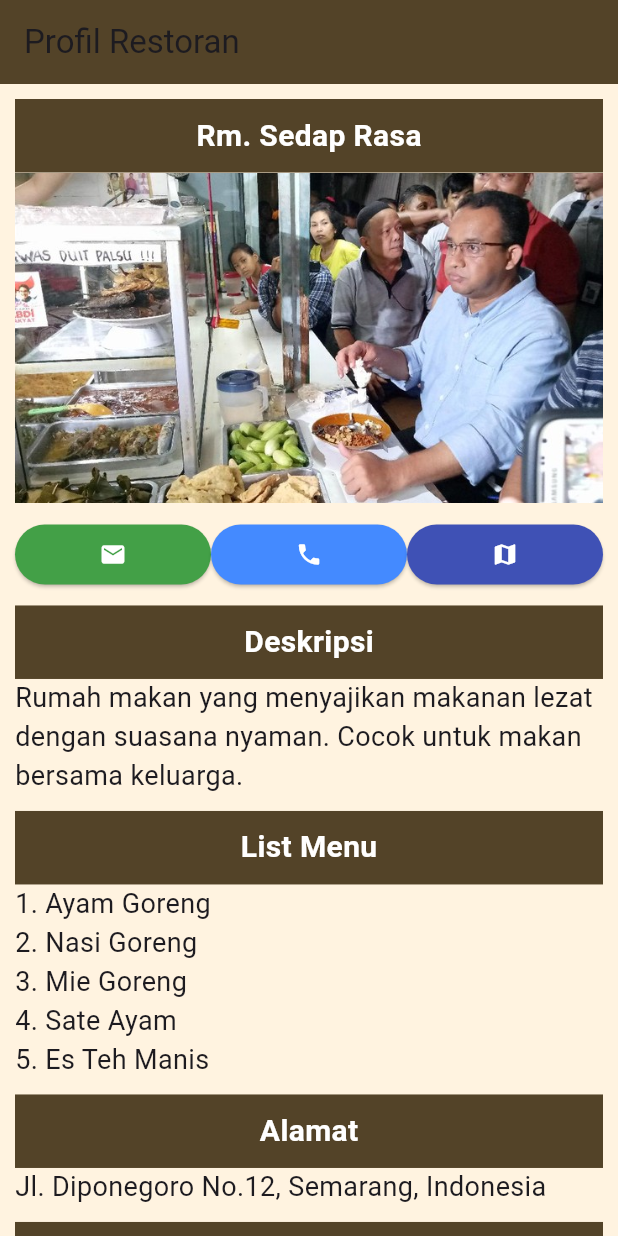
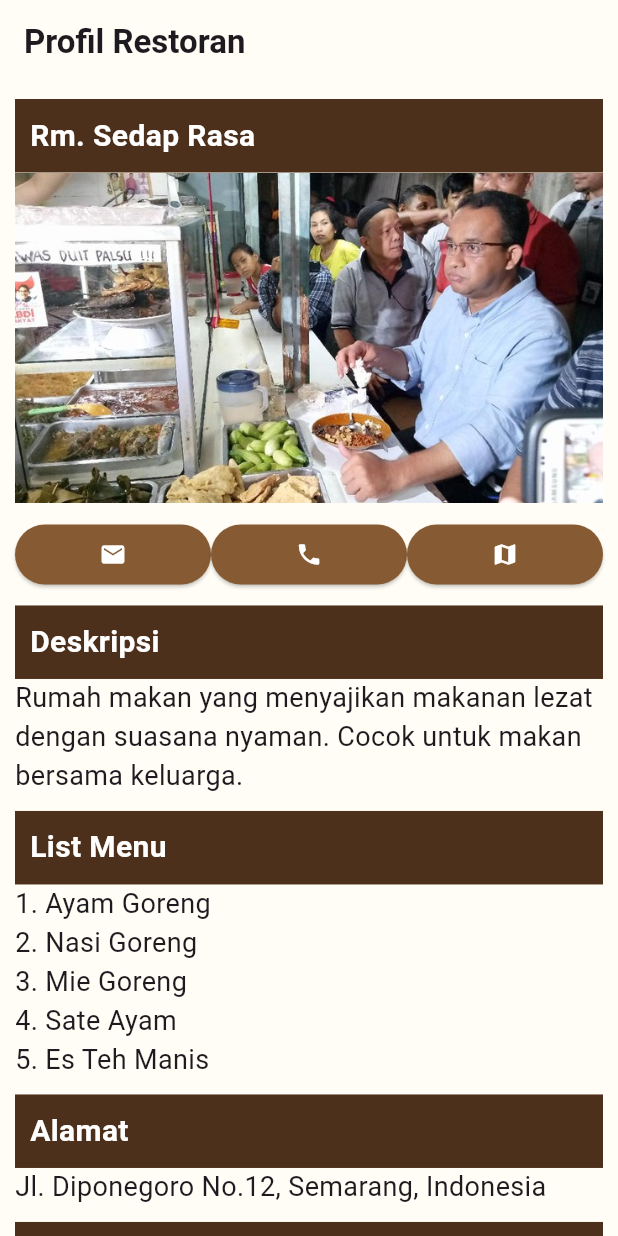
Before and after one commit to jonyxz/profilresto, a Flutter app: the screen it shows after launch, on a phone screen of 412 x 824 dp. Run offline on Flutter 3.47's test engine with Material 3 defaults, Android fonts, the phone set to English and light mode, and no system bars.

Commit message:
change color scheme and style

```diff
--- a/lib/main.dart
+++ b/lib/main.dart
@@ -27,32 +27,41 @@ class RestoApp extends StatelessWidget {
     return MaterialApp(
       title: "Profil Restoran",
       home: Scaffold(
-        backgroundColor: Color(0xFFFFF3E0),
+        backgroundColor: Color(0xFFfffdf5), // #fffdf5
         appBar: AppBar(
-            backgroundColor: Color.fromARGB(255, 83, 67, 40),
-            title: const Text("Profil Restoran")),
+          backgroundColor: Color(0xFFfffdf5), // #4d301b
+          title: const Text(
+            "Profil Restoran",
+            style: TextStyle(fontWeight: FontWeight.bold),
+          ),
+        ),
         body: SingleChildScrollView(
           padding: const EdgeInsets.all(10),
           child: Column(
             crossAxisAlignment: CrossAxisAlignment.start,
             children: [
-              teksKotak(
-                  Color.fromARGB(255, 83, 67, 40), restoData['name'] ?? ''),
+              teksKotak(Color(0xFF4d301b), restoData['name'] ?? ''), // #4d301b
               Image(image: AssetImage('assets/${restoData["image"] ?? ''}')),
               const SizedBox(height: 10),
               Row(
                 mainAxisAlignment: MainAxisAlignment.spaceEvenly,
                 children: [
-                  btnContact(Icons.email, Colors.green[600],
+                  btnContact(
+                      Icons.email,
+                      Color(0xFF865b33), // #865b33
                       "mailto:${restoData['email'] ?? ''}?subject=Tanya%20Seputar%20Resto"),
-                  btnContact(Icons.phone, Colors.blueAccent,
+                  btnContact(
+                      Icons.phone,
+                      Color(0xFF865b33), // #865b33
                       "tel:${restoData['phone']}"),
-                  btnContact(Icons.map, Colors.indigo,
+                  btnContact(
+                      Icons.map,
+                      Color(0xFF865b33), // #865b33
                       "https://www.google.com/maps/search/?api=1&query=-6.982928,110.409208"), // Coordinates for UDINUS
                 ],
               ),
               const SizedBox(height: 10),
-              teksKotak(Color.fromARGB(255, 83, 67, 40), 'Deskripsi'),
+              teksKotak(Color(0xFF4d301b), 'Deskripsi'), // #4d301b
               Text(
                 restoData['desc'] ?? '',
                 style: const TextStyle(
@@ -60,7 +69,7 @@ class RestoApp extends StatelessWidget {
                 ),
               ),
               const SizedBox(height: 10),
-              teksKotak(Color.fromARGB(255, 83, 67, 40), 'List Menu'),
+              teksKotak(Color(0xFF4d301b), 'List Menu'), // #4d301b
               Text(
                 restoData['menu'] ?? '',
                 style: const TextStyle(
@@ -68,7 +77,7 @@ class RestoApp extends StatelessWidget {
                 ),
               ),
               const SizedBox(height: 10),
-              teksKotak(Color.fromARGB(255, 83, 67, 40), 'Alamat'),
+              teksKotak(Color(0xFF4d301b), 'Alamat'), // #4d301b
               Text(
                 restoData['address'] ?? '',
                 style: const TextStyle(
@@ -76,7 +85,7 @@ class RestoApp extends StatelessWidget {
                 ),
               ),
               const SizedBox(height: 10),
-              teksKotak(Color.fromARGB(255, 83, 67, 40), 'Jam Buka'),
+              teksKotak(Color(0xFF4d301b), 'Jam Buka'), // #4d301b
               Text(
                 restoData['openHours'] ?? '',
                 style: const TextStyle(
@@ -130,7 +139,7 @@ Row textAttribute(String judul, String teks) {
 Container teksKotak(Color bgColor, String teks) {
   return Container(
     padding: const EdgeInsets.all(10),
-    alignment: Alignment.center,
+    alignment: Alignment.centerLeft,
     width: double.infinity,
     decoration: BoxDecoration(color: bgColor),
     child: Text(
```
